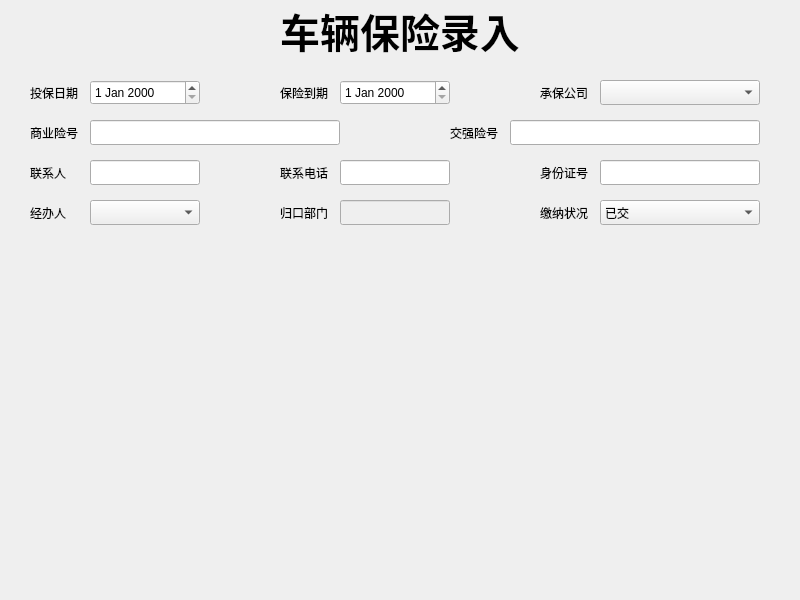
XD-S/AutoInsuranceSystem, file AutoInsuranceSystem/AutoInsuranceSystem/insur_guaranteeslip.ui: the form before one commit.
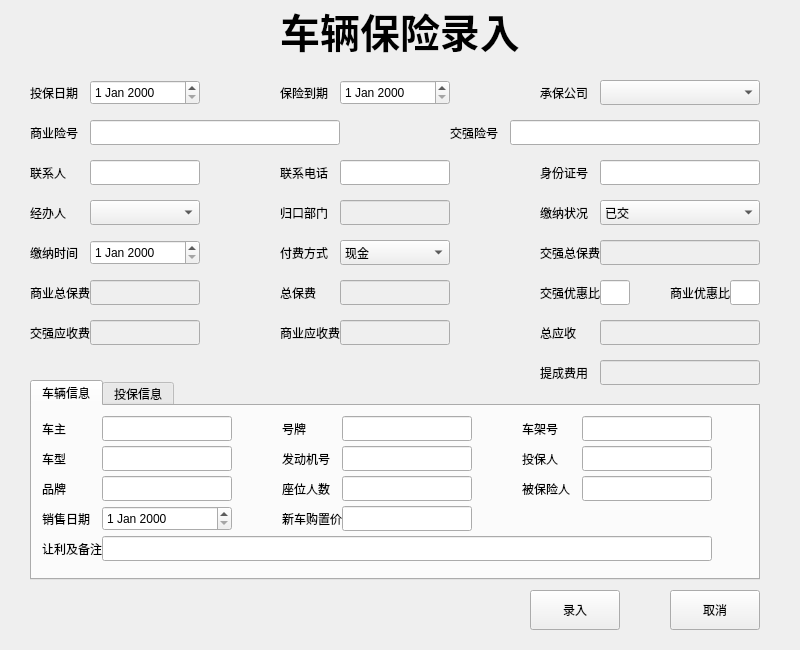
The form after the commit.

Commit message: 完成车辆保险录入界面

What changed in the file:
```diff
--- a/AutoInsuranceSystem/AutoInsuranceSystem/insur_guaranteeslip.ui
+++ b/AutoInsuranceSystem/AutoInsuranceSystem/insur_guaranteeslip.ui
@@ -7,7 +7,7 @@
     <x>0</x>
     <y>0</y>
     <width>800</width>
-    <height>600</height>
+    <height>650</height>
    </rect>
   </property>
   <property name="windowTitle">
@@ -342,6 +342,987 @@
     </property>
    </item>
   </widget>
+  <widget class="QLabel" name="label_13">
+   <property name="geometry">
+    <rect>
+     <x>30</x>
+     <y>240</y>
+     <width>60</width>
+     <height>25</height>
+    </rect>
+   </property>
+   <property name="text">
+    <string>缴纳时间</string>
+   </property>
+  </widget>
+  <widget class="QDateEdit" name="InsurancePaymentDate">
+   <property name="geometry">
+    <rect>
+     <x>90</x>
+     <y>240</y>
+     <width>110</width>
+     <height>25</height>
+    </rect>
+   </property>
+  </widget>
+  <widget class="QComboBox" name="PaymentMethod">
+   <property name="geometry">
+    <rect>
+     <x>340</x>
+     <y>240</y>
+     <width>110</width>
+     <height>25</height>
+    </rect>
+   </property>
+   <property name="contextMenuPolicy">
+    <enum>Qt::DefaultContextMenu</enum>
+   </property>
+   <item>
+    <property name="text">
+     <string>现金</string>
+    </property>
+   </item>
+   <item>
+    <property name="text">
+     <string>转账</string>
+    </property>
+   </item>
+   <item>
+    <property name="text">
+     <string>支付宝</string>
+    </property>
+   </item>
+   <item>
+    <property name="text">
+     <string>微信</string>
+    </property>
+   </item>
+  </widget>
+  <widget class="QLabel" name="label_14">
+   <property name="geometry">
+    <rect>
+     <x>280</x>
+     <y>240</y>
+     <width>60</width>
+     <height>25</height>
+    </rect>
+   </property>
+   <property name="text">
+    <string>付费方式</string>
+   </property>
+  </widget>
+  <widget class="QLineEdit" name="TotalPremium">
+   <property name="enabled">
+    <bool>false</bool>
+   </property>
+   <property name="geometry">
+    <rect>
+     <x>600</x>
+     <y>240</y>
+     <width>160</width>
+     <height>25</height>
+    </rect>
+   </property>
+   <property name="inputMethodHints">
+    <set>Qt::ImhNone</set>
+   </property>
+  </widget>
+  <widget class="QLabel" name="label_15">
+   <property name="geometry">
+    <rect>
+     <x>540</x>
+     <y>240</y>
+     <width>60</width>
+     <height>25</height>
+    </rect>
+   </property>
+   <property name="text">
+    <string>交强总保费</string>
+   </property>
+   <property name="alignment">
+    <set>Qt::AlignLeading|Qt::AlignLeft|Qt::AlignVCenter</set>
+   </property>
+  </widget>
+  <widget class="QLineEdit" name="TotalCommercialPremium">
+   <property name="enabled">
+    <bool>false</bool>
+   </property>
+   <property name="geometry">
+    <rect>
+     <x>90</x>
+     <y>280</y>
+     <width>110</width>
+     <height>25</height>
+    </rect>
+   </property>
+   <property name="inputMethodHints">
+    <set>Qt::ImhNone</set>
+   </property>
+  </widget>
+  <widget class="QLabel" name="label_16">
+   <property name="geometry">
+    <rect>
+     <x>30</x>
+     <y>280</y>
+     <width>60</width>
+     <height>25</height>
+    </rect>
+   </property>
+   <property name="text">
+    <string>商业总保费</string>
+   </property>
+   <property name="alignment">
+    <set>Qt::AlignLeading|Qt::AlignLeft|Qt::AlignVCenter</set>
+   </property>
+  </widget>
+  <widget class="QLabel" name="label_17">
+   <property name="geometry">
+    <rect>
+     <x>280</x>
+     <y>280</y>
+     <width>60</width>
+     <height>25</height>
+    </rect>
+   </property>
+   <property name="text">
+    <string>总保费</string>
+   </property>
+   <property name="alignment">
+    <set>Qt::AlignLeading|Qt::AlignLeft|Qt::AlignVCenter</set>
+   </property>
+  </widget>
+  <widget class="QLineEdit" name="GrossPremium">
+   <property name="enabled">
+    <bool>false</bool>
+   </property>
+   <property name="geometry">
+    <rect>
+     <x>340</x>
+     <y>280</y>
+     <width>110</width>
+     <height>25</height>
+    </rect>
+   </property>
+   <property name="inputMethodHints">
+    <set>Qt::ImhNone</set>
+   </property>
+  </widget>
+  <widget class="QLineEdit" name="StrongPreferenceRatio">
+   <property name="enabled">
+    <bool>true</bool>
+   </property>
+   <property name="geometry">
+    <rect>
+     <x>600</x>
+     <y>280</y>
+     <width>30</width>
+     <height>25</height>
+    </rect>
+   </property>
+   <property name="inputMethodHints">
+    <set>Qt::ImhNone</set>
+   </property>
+  </widget>
+  <widget class="QLabel" name="label_18">
+   <property name="geometry">
+    <rect>
+     <x>540</x>
+     <y>280</y>
+     <width>60</width>
+     <height>25</height>
+    </rect>
+   </property>
+   <property name="text">
+    <string>交强优惠比</string>
+   </property>
+   <property name="alignment">
+    <set>Qt::AlignLeading|Qt::AlignLeft|Qt::AlignVCenter</set>
+   </property>
+  </widget>
+  <widget class="QLineEdit" name="CommercialPreferenceRatio">
+   <property name="enabled">
+    <bool>true</bool>
+   </property>
+   <property name="geometry">
+    <rect>
+     <x>730</x>
+     <y>280</y>
+     <width>30</width>
+     <height>25</height>
+    </rect>
+   </property>
+   <property name="inputMethodHints">
+    <set>Qt::ImhNone</set>
+   </property>
+  </widget>
+  <widget class="QLabel" name="label_19">
+   <property name="geometry">
+    <rect>
+     <x>670</x>
+     <y>280</y>
+     <width>60</width>
+     <height>25</height>
+    </rect>
+   </property>
+   <property name="text">
+    <string>商业优惠比</string>
+   </property>
+   <property name="alignment">
+    <set>Qt::AlignLeading|Qt::AlignLeft|Qt::AlignVCenter</set>
+   </property>
+  </widget>
+  <widget class="QLabel" name="label_20">
+   <property name="geometry">
+    <rect>
+     <x>30</x>
+     <y>320</y>
+     <width>60</width>
+     <height>25</height>
+    </rect>
+   </property>
+   <property name="text">
+    <string>交强应收费</string>
+   </property>
+   <property name="alignment">
+    <set>Qt::AlignLeading|Qt::AlignLeft|Qt::AlignVCenter</set>
+   </property>
+  </widget>
+  <widget class="QLineEdit" name="ChiuQiangShouldBeCharged">
+   <property name="enabled">
+    <bool>false</bool>
+   </property>
+   <property name="geometry">
+    <rect>
+     <x>90</x>
+     <y>320</y>
+     <width>110</width>
+     <height>25</height>
+    </rect>
+   </property>
+   <property name="inputMethodHints">
+    <set>Qt::ImhNone</set>
+   </property>
+  </widget>
+  <widget class="QLabel" name="label_21">
+   <property name="geometry">
+    <rect>
+     <x>280</x>
+     <y>320</y>
+     <width>60</width>
+     <height>25</height>
+    </rect>
+   </property>
+   <property name="text">
+    <string>商业应收费</string>
+   </property>
+   <property name="alignment">
+    <set>Qt::AlignLeading|Qt::AlignLeft|Qt::AlignVCenter</set>
+   </property>
+  </widget>
+  <widget class="QLineEdit" name="CommercialCharges">
+   <property name="enabled">
+    <bool>false</bool>
+   </property>
+   <property name="geometry">
+    <rect>
+     <x>340</x>
+     <y>320</y>
+     <width>110</width>
+     <height>25</height>
+    </rect>
+   </property>
+   <property name="inputMethodHints">
+    <set>Qt::ImhNone</set>
+   </property>
+  </widget>
+  <widget class="QLineEdit" name="TotalReceivable">
+   <property name="enabled">
+    <bool>false</bool>
+   </property>
+   <property name="geometry">
+    <rect>
+     <x>600</x>
+     <y>320</y>
+     <width>160</width>
+     <height>25</height>
+    </rect>
+   </property>
+   <property name="inputMethodHints">
+    <set>Qt::ImhNone</set>
+   </property>
+  </widget>
+  <widget class="QLabel" name="label_22">
+   <property name="geometry">
+    <rect>
+     <x>540</x>
+     <y>320</y>
+     <width>60</width>
+     <height>25</height>
+    </rect>
+   </property>
+   <property name="text">
+    <string>总应收</string>
+   </property>
+   <property name="alignment">
+    <set>Qt::AlignLeading|Qt::AlignLeft|Qt::AlignVCenter</set>
+   </property>
+  </widget>
+  <widget class="QLineEdit" name="CommissionCost">
+   <property name="enabled">
+    <bool>false</bool>
+   </property>
+   <property name="geometry">
+    <rect>
+     <x>600</x>
+     <y>360</y>
+     <width>160</width>
+     <height>25</height>
+    </rect>
+   </property>
+   <property name="inputMethodHints">
+    <set>Qt::ImhNone</set>
+   </property>
+  </widget>
+  <widget class="QLabel" name="label_23">
+   <property name="geometry">
+    <rect>
+     <x>540</x>
+     <y>360</y>
+     <width>60</width>
+     <height>25</height>
+    </rect>
+   </property>
+   <property name="text">
+    <string>提成费用</string>
+   </property>
+   <property name="alignment">
+    <set>Qt::AlignLeading|Qt::AlignLeft|Qt::AlignVCenter</set>
+   </property>
+  </widget>
+  <widget class="QTabWidget" name="tabWidget">
+   <property name="geometry">
+    <rect>
+     <x>30</x>
+     <y>380</y>
+     <width>730</width>
+     <height>200</height>
+    </rect>
+   </property>
+   <property name="currentIndex">
+    <number>0</number>
+   </property>
+   <widget class="QWidget" name="tab">
+    <attribute name="title">
+     <string>车辆信息</string>
+    </attribute>
+    <widget class="QLineEdit" name="CarOwner">
+     <property name="geometry">
+      <rect>
+       <x>70</x>
+       <y>10</y>
+       <width>130</width>
+       <height>25</height>
+      </rect>
+     </property>
+     <property name="inputMethodHints">
+      <set>Qt::ImhNone</set>
+     </property>
+    </widget>
+    <widget class="QLabel" name="label_24">
+     <property name="geometry">
+      <rect>
+       <x>10</x>
+       <y>10</y>
+       <width>60</width>
+       <height>25</height>
+      </rect>
+     </property>
+     <property name="text">
+      <string>车主</string>
+     </property>
+     <property name="alignment">
+      <set>Qt::AlignLeading|Qt::AlignLeft|Qt::AlignVCenter</set>
+     </property>
+    </widget>
+    <widget class="QLineEdit" name="PlateNumber">
+     <property name="geometry">
+      <rect>
+       <x>310</x>
+       <y>10</y>
+       <width>130</width>
+       <height>25</height>
+      </rect>
+     </property>
+     <property name="inputMethodHints">
+      <set>Qt::ImhNone</set>
+     </property>
+    </widget>
+    <widget class="QLabel" name="label_25">
+     <property name="geometry">
+      <rect>
+       <x>250</x>
+       <y>10</y>
+       <width>60</width>
+       <height>25</height>
+      </rect>
+     </property>
+     <property name="text">
+      <string>号牌</string>
+     </property>
+     <property name="alignment">
+      <set>Qt::AlignLeading|Qt::AlignLeft|Qt::AlignVCenter</set>
+     </property>
+    </widget>
+    <widget class="QLineEdit" name="FrameNumber">
+     <property name="geometry">
+      <rect>
+       <x>550</x>
+       <y>10</y>
+       <width>130</width>
+       <height>25</height>
+      </rect>
+     </property>
+     <property name="inputMethodHints">
+      <set>Qt::ImhNone</set>
+     </property>
+    </widget>
+    <widget class="QLabel" name="label_26">
+     <property name="geometry">
+      <rect>
+       <x>490</x>
+       <y>10</y>
+       <width>60</width>
+       <height>25</height>
+      </rect>
+     </property>
+     <property name="text">
+      <string>车架号</string>
+     </property>
+     <property name="alignment">
+      <set>Qt::AlignLeading|Qt::AlignLeft|Qt::AlignVCenter</set>
+     </property>
+    </widget>
+    <widget class="QLineEdit" name="MotorcycleType">
+     <property name="geometry">
+      <rect>
+       <x>70</x>
+       <y>40</y>
+       <width>130</width>
+       <height>25</height>
+      </rect>
+     </property>
+     <property name="inputMethodHints">
+      <set>Qt::ImhNone</set>
+     </property>
+    </widget>
+    <widget class="QLabel" name="label_27">
+     <property name="geometry">
+      <rect>
+       <x>10</x>
+       <y>40</y>
+       <width>60</width>
+       <height>25</height>
+      </rect>
+     </property>
+     <property name="text">
+      <string>车型</string>
+     </property>
+     <property name="alignment">
+      <set>Qt::AlignLeading|Qt::AlignLeft|Qt::AlignVCenter</set>
+     </property>
+    </widget>
+    <widget class="QLineEdit" name="EngineNumber">
+     <property name="geometry">
+      <rect>
+       <x>310</x>
+       <y>40</y>
+       <width>130</width>
+       <height>25</height>
+      </rect>
+     </property>
+     <property name="inputMethodHints">
+      <set>Qt::ImhNone</set>
+     </property>
+    </widget>
+    <widget class="QLabel" name="label_28">
+     <property name="geometry">
+      <rect>
+       <x>250</x>
+       <y>40</y>
+       <width>60</width>
+       <height>25</height>
+      </rect>
+     </property>
+     <property name="text">
+      <string>发动机号</string>
+     </property>
+     <property name="alignment">
+      <set>Qt::AlignLeading|Qt::AlignLeft|Qt::AlignVCenter</set>
+     </property>
+    </widget>
+    <widget class="QLineEdit" name="PolicyHolder">
+     <property name="geometry">
+      <rect>
+       <x>550</x>
+       <y>40</y>
+       <width>130</width>
+       <height>25</height>
+      </rect>
+     </property>
+     <property name="inputMethodHints">
+      <set>Qt::ImhNone</set>
+     </property>
+    </widget>
+    <widget class="QLabel" name="label_29">
+     <property name="geometry">
+      <rect>
+       <x>490</x>
+       <y>40</y>
+       <width>60</width>
+       <height>25</height>
+      </rect>
+     </property>
+     <property name="text">
+      <string>投保人</string>
+     </property>
+     <property name="alignment">
+      <set>Qt::AlignLeading|Qt::AlignLeft|Qt::AlignVCenter</set>
+     </property>
+    </widget>
+    <widget class="QLineEdit" name="CarBrand">
+     <property name="geometry">
+      <rect>
+       <x>70</x>
+       <y>70</y>
+       <width>130</width>
+       <height>25</height>
+      </rect>
+     </property>
+     <property name="inputMethodHints">
+      <set>Qt::ImhNone</set>
+     </property>
+    </widget>
+    <widget class="QLabel" name="label_30">
+     <property name="geometry">
+      <rect>
+       <x>10</x>
+       <y>70</y>
+       <width>60</width>
+       <height>25</height>
+      </rect>
+     </property>
+     <property name="text">
+      <string>品牌</string>
+     </property>
+     <property name="alignment">
+      <set>Qt::AlignLeading|Qt::AlignLeft|Qt::AlignVCenter</set>
+     </property>
+    </widget>
+    <widget class="QLineEdit" name="SeatingNumber">
+     <property name="geometry">
+      <rect>
+       <x>310</x>
+       <y>70</y>
+       <width>130</width>
+       <height>25</height>
+      </rect>
+     </property>
+     <property name="inputMethodHints">
+      <set>Qt::ImhNone</set>
+     </property>
+    </widget>
+    <widget class="QLabel" name="label_31">
+     <property name="geometry">
+      <rect>
+       <x>250</x>
+       <y>70</y>
+       <width>60</width>
+       <height>25</height>
+      </rect>
+     </property>
+     <property name="text">
+      <string>座位人数</string>
+     </property>
+     <property name="alignment">
+      <set>Qt::AlignLeading|Qt::AlignLeft|Qt::AlignVCenter</set>
+     </property>
+    </widget>
+    <widget class="QLineEdit" name="InsurancedPerson">
+     <property name="geometry">
+      <rect>
+       <x>550</x>
+       <y>70</y>
+       <width>130</width>
+       <height>25</height>
+      </rect>
+     </property>
+     <property name="inputMethodHints">
+      <set>Qt::ImhNone</set>
+     </property>
+    </widget>
+    <widget class="QLabel" name="label_32">
+     <property name="geometry">
+      <rect>
+       <x>490</x>
+       <y>70</y>
+       <width>60</width>
+       <height>25</height>
+      </rect>
+     </property>
+     <property name="text">
+      <string>被保险人</string>
+     </property>
+     <property name="alignment">
+      <set>Qt::AlignLeading|Qt::AlignLeft|Qt::AlignVCenter</set>
+     </property>
+    </widget>
+    <widget class="QDateEdit" name="SalesDate">
+     <property name="geometry">
+      <rect>
+       <x>70</x>
+       <y>100</y>
+       <width>130</width>
+       <height>25</height>
+      </rect>
+     </property>
+    </widget>
+    <widget class="QLabel" name="label_33">
+     <property name="geometry">
+      <rect>
+       <x>10</x>
+       <y>100</y>
+       <width>60</width>
+       <height>25</height>
+      </rect>
+     </property>
+     <property name="text">
+      <string>销售日期</string>
+     </property>
+    </widget>
+    <widget class="QLineEdit" name="NewCarPurchasePrice">
+     <property name="geometry">
+      <rect>
+       <x>310</x>
+       <y>100</y>
+       <width>130</width>
+       <height>25</height>
+      </rect>
+     </property>
+     <property name="inputMethodHints">
+      <set>Qt::ImhNone</set>
+     </property>
+    </widget>
+    <widget class="QLabel" name="label_34">
+     <property name="geometry">
+      <rect>
+       <x>250</x>
+       <y>100</y>
+       <width>60</width>
+       <height>25</height>
+      </rect>
+     </property>
+     <property name="text">
+      <string>新车购置价</string>
+     </property>
+     <property name="alignment">
+      <set>Qt::AlignLeading|Qt::AlignLeft|Qt::AlignVCenter</set>
+     </property>
+    </widget>
+    <widget class="QLabel" name="label_35">
+     <property name="geometry">
+      <rect>
+       <x>10</x>
+       <y>130</y>
+       <width>60</width>
+       <height>25</height>
+      </rect>
+     </property>
+     <property name="text">
+      <string>让利及备注</string>
+     </property>
+    </widget>
+    <widget class="QLineEdit" name="Description">
+     <property name="geometry">
+      <rect>
+       <x>70</x>
+       <y>130</y>
+       <width>610</width>
+       <height>25</height>
+      </rect>
+     </property>
+     <property name="inputMethodHints">
+      <set>Qt::ImhNone</set>
+     </property>
+    </widget>
+   </widget>
+   <widget class="QWidget" name="tab_2">
+    <attribute name="title">
+     <string>投保信息</string>
+    </attribute>
+    <widget class="QLabel" name="label_36">
+     <property name="geometry">
+      <rect>
+       <x>10</x>
+       <y>10</y>
+       <width>60</width>
+       <height>25</height>
+      </rect>
+     </property>
+     <property name="text">
+      <string>车辆损失险</string>
+     </property>
+     <property name="alignment">
+      <set>Qt::AlignLeading|Qt::AlignLeft|Qt::AlignVCenter</set>
+     </property>
+    </widget>
+    <widget class="QLineEdit" name="VehicleLossInsurance">
+     <property name="geometry">
+      <rect>
+       <x>70</x>
+       <y>10</y>
+       <width>110</width>
+       <height>25</height>
+      </rect>
+     </property>
+     <property name="inputMethodHints">
+      <set>Qt::ImhNone</set>
+     </property>
+    </widget>
+    <widget class="QLineEdit" name="InsurancePremiumPorLossOfVehicle">
+     <property name="geometry">
+      <rect>
+       <x>180</x>
+       <y>10</y>
+       <width>110</width>
+       <height>25</height>
+      </rect>
+     </property>
+     <property name="inputMethodHints">
+      <set>Qt::ImhNone</set>
+     </property>
+    </widget>
+    <widget class="QLabel" name="label_37">
+     <property name="geometry">
+      <rect>
+       <x>410</x>
+       <y>10</y>
+       <width>60</width>
+       <height>25</height>
+      </rect>
+     </property>
+     <property name="text">
+      <string>第三责任险</string>
+     </property>
+     <property name="alignment">
+      <set>Qt::AlignLeading|Qt::AlignLeft|Qt::AlignVCenter</set>
+     </property>
+    </widget>
+    <widget class="QLineEdit" name="ThirdPartyLiabilityCoverage">
+     <property name="geometry">
+      <rect>
+       <x>470</x>
+       <y>10</y>
+       <width>110</width>
+       <height>25</height>
+      </rect>
+     </property>
+     <property name="inputMethodHints">
+      <set>Qt::ImhNone</set>
+     </property>
+    </widget>
+    <widget class="QLineEdit" name="ThirdPartyLiabilityInsurancePremium">
+     <property name="geometry">
+      <rect>
+       <x>580</x>
+       <y>10</y>
+       <width>110</width>
+       <height>25</height>
+      </rect>
+     </property>
+     <property name="inputMethodHints">
+      <set>Qt::ImhNone</set>
+     </property>
+    </widget>
+    <widget class="QLineEdit" name="SpontaneousCombustionLossInsurance">
+     <property name="geometry">
+      <rect>
+       <x>70</x>
+       <y>50</y>
+       <width>110</width>
+       <height>25</height>
+      </rect>
+     </property>
+     <property name="inputMethodHints">
+      <set>Qt::ImhNone</set>
+     </property>
+    </widget>
+    <widget class="QLabel" name="label_38">
+     <property name="geometry">
+      <rect>
+       <x>10</x>
+       <y>50</y>
+       <width>60</width>
+       <height>25</height>
+      </rect>
+     </property>
+     <property name="text">
+      <string>自燃损失险</string>
+     </property>
+     <property name="alignment">
+      <set>Qt::AlignLeading|Qt::AlignLeft|Qt::AlignVCenter</set>
+     </property>
+    </widget>
+    <widget class="QLineEdit" name="SpontaneousCombustionLossInsurancePremium">
+     <property name="geometry">
+      <rect>
+       <x>180</x>
+       <y>50</y>
+       <width>110</width>
+       <height>25</height>
+      </rect>
+     </property>
+     <property name="inputMethodHints">
+      <set>Qt::ImhNone</set>
+     </property>
+    </widget>
+    <widget class="QLineEdit" name="ScarInsuranceAmount">
+     <property name="geometry">
+      <rect>
+       <x>470</x>
+       <y>50</y>
+       <width>110</width>
+       <height>25</height>
+      </rect>
+     </property>
+     <property name="inputMethodHints">
+      <set>Qt::ImhNone</set>
+     </property>
+    </widget>
+    <widget class="QLabel" name="label_39">
+     <property name="geometry">
+      <rect>
+       <x>410</x>
+       <y>50</y>
+       <width>60</width>
+       <height>25</height>
+      </rect>
+     </property>
+     <property name="text">
+      <string>划痕险</string>
+     </property>
+     <property name="alignment">
+      <set>Qt::AlignLeading|Qt::AlignLeft|Qt::AlignVCenter</set>
+     </property>
+    </widget>
+    <widget class="QLineEdit" name="ScarInsurancePremium">
+     <property name="geometry">
+      <rect>
+       <x>580</x>
+       <y>50</y>
+       <width>110</width>
+       <height>25</height>
+      </rect>
+     </property>
+     <property name="inputMethodHints">
+      <set>Qt::ImhNone</set>
+     </property>
+    </widget>
+    <widget class="QLineEdit" name="InsuranceCoverage">
+     <property name="geometry">
+      <rect>
+       <x>70</x>
+       <y>90</y>
+       <width>110</width>
+       <height>25</height>
+      </rect>
+     </property>
+     <property name="inputMethodHints">
+      <set>Qt::ImhNone</set>
+     </property>
+    </widget>
+    <widget class="QLabel" name="label_40">
+     <property name="geometry">
+      <rect>
+       <x>10</x>
+       <y>90</y>
+       <width>60</width>
+       <height>25</height>
+      </rect>
+     </property>
+     <property name="text">
+      <string>交强险</string>
+     </property>
+     <property name="alignment">
+      <set>Qt::AlignLeading|Qt::AlignLeft|Qt::AlignVCenter</set>
+     </property>
+    </widget>
+    <widget class="QLineEdit" name="PremiumInsurancePremium">
+     <property name="geometry">
+      <rect>
+       <x>180</x>
+       <y>90</y>
+       <width>110</width>
+       <height>25</height>
+      </rect>
+     </property>
+     <property name="inputMethodHints">
+      <set>Qt::ImhNone</set>
+     </property>
+    </widget>
+    <widget class="QLineEdit" name="Description_2">
+     <property name="geometry">
+      <rect>
+       <x>70</x>
+       <y>130</y>
+       <width>621</width>
+       <height>25</height>
+      </rect>
+     </property>
+     <property name="inputMethodHints">
+      <set>Qt::ImhNone</set>
+     </property>
+    </widget>
+    <widget class="QLabel" name="label_41">
+     <property name="geometry">
+      <rect>
+       <x>10</x>
+       <y>130</y>
+       <width>60</width>
+       <height>25</height>
+      </rect>
+     </property>
+     <property name="text">
+      <string>备注</string>
+     </property>
+    </widget>
+   </widget>
+  </widget>
+  <widget class="QPushButton" name="Entry">
+   <property name="geometry">
+    <rect>
+     <x>530</x>
+     <y>590</y>
+     <width>90</width>
+     <height>40</height>
+    </rect>
+   </property>
+   <property name="text">
+    <string>录入</string>
+   </property>
+  </widget>
+  <widget class="QPushButton" name="Cancel">
+   <property name="geometry">
+    <rect>
+     <x>670</x>
+     <y>590</y>
+     <width>90</width>
+     <height>40</height>
+    </rect>
+   </property>
+   <property name="text">
+    <string>取消</string>
+   </property>
+  </widget>
  </widget>
  <resources/>
  <connections/>
```
The commit also changes 29 other files.
